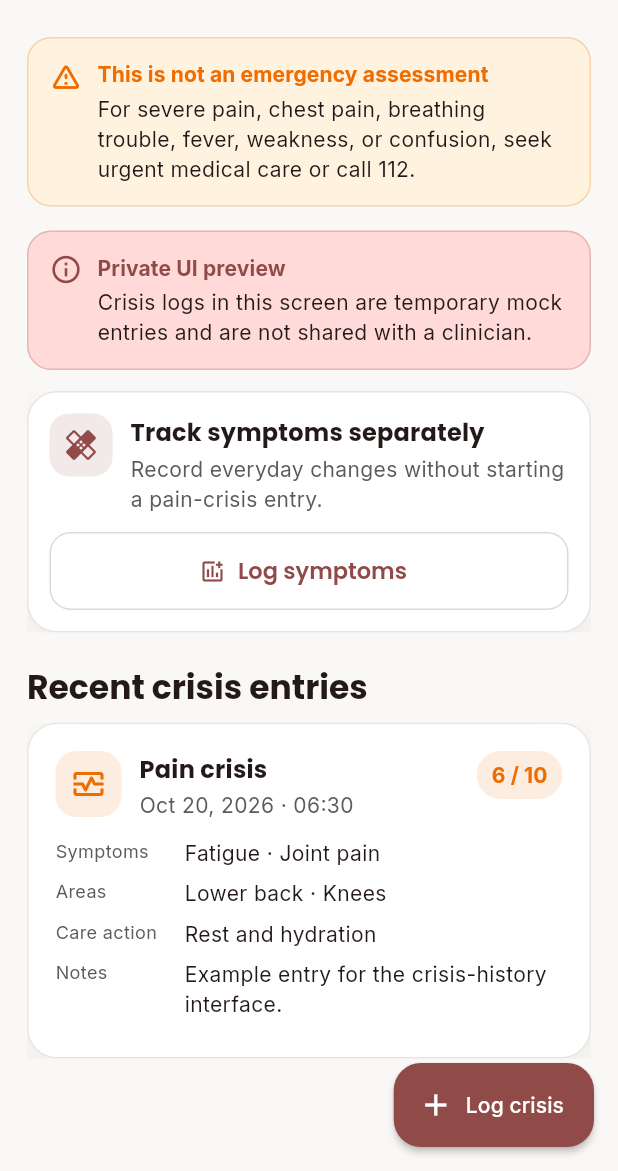
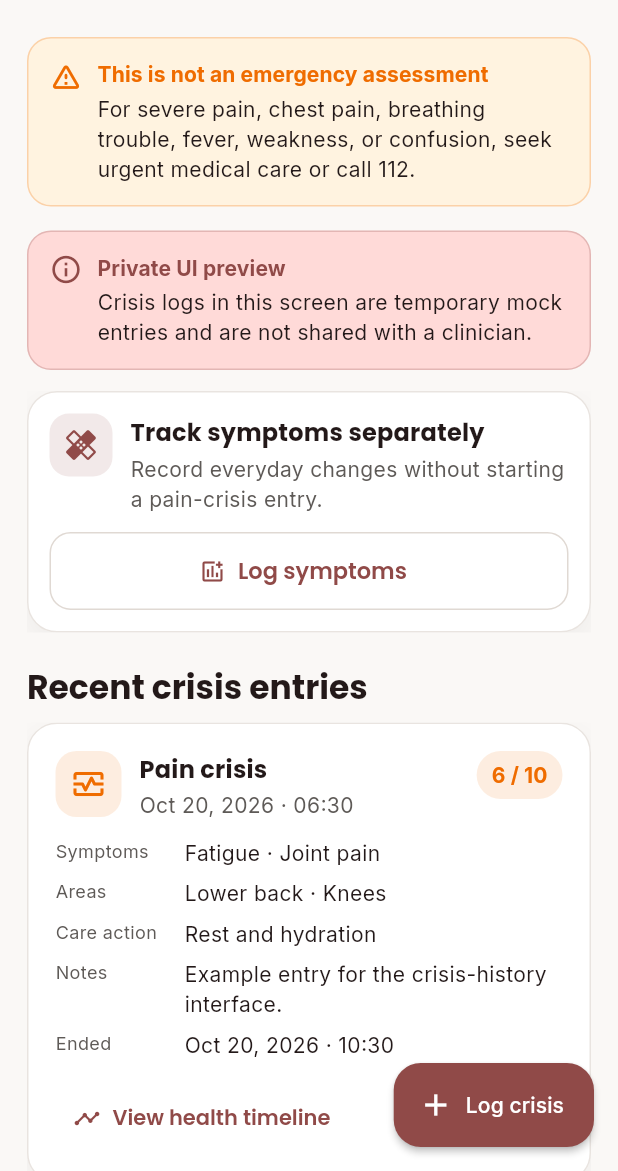
Before and after one commit to NgwinaQuinstarics/sicklecare-mobile, a Flutter app: the CrisisTrackingScreen screen opened directly, on a phone screen of 412 x 824 dp, the part 65-1236 px from its top. Run offline on Flutter 3.47's test engine with Material 3 defaults, Android fonts, the phone set to English and light mode, and no system bars; our stand-ins replace animate_do, awesome_notifications, cloud_firestore, cloud_functions, firebase_auth, firebase_core and 12 more; missing offline and left inert: firebase_app_check; accounts and stored records are empty.

Commit message:
fix: keep crisis timeline navigation responsive

```diff
--- a/sicklecare_app/lib/screens/care/crisis_tracking_screen.dart
+++ b/sicklecare_app/lib/screens/care/crisis_tracking_screen.dart
@@ -7,6 +7,7 @@ import '../../widgets/empty_state.dart';
 import '../../widgets/section_card.dart';
 import '../../widgets/status_banner.dart';
 import 'emergency_information_screen.dart';
+import 'health_timeline_screen.dart';
 
 /// A non-diagnostic pain-crisis journal that stores entries in memory only.
 class CrisisTrackingScreen extends StatelessWidget {
@@ -241,6 +242,11 @@ class _CrisisCard extends StatelessWidget {
             _CrisisRow(label: 'Care action', value: crisis.actionTaken),
           if (crisis.notes.isNotEmpty)
             _CrisisRow(label: 'Notes', value: crisis.notes),
+          if (crisis.endedAt != null)
+            _CrisisRow(
+              label: 'Ended',
+              value: _formatDateTime(crisis.endedAt!),
+            ),
           if (crisis.requiresMedicalAttention) ...[
             const SizedBox(height: 8),
             StatusBanner(
@@ -269,18 +275,20 @@ class _CrisisCard extends StatelessWidget {
           if (crisis.isOngoing) ...[
             const SizedBox(height: 14),
             OutlinedButton.icon(
-              onPressed: () {
-                care.endPainCrisis(crisis.id, DateTime.now());
-                ScaffoldMessenger.of(context).showSnackBar(
-                  const SnackBar(
-                    content: Text(
-                      'Crisis marked as ended and added to your local timeline.',
-                    ),
-                  ),
-                );
-              },
+              onPressed: () => care.endPainCrisis(crisis.id, DateTime.now()),
               icon: const Icon(Icons.check_circle_outline),
               label: const Text('Mark as ended'),
+            ),
+          ] else ...[
+            const SizedBox(height: 8),
+            TextButton.icon(
+              onPressed: () => Navigator.of(context).push(
+                MaterialPageRoute<void>(
+                  builder: (_) => const HealthTimelineScreen(),
+                ),
+              ),
+              icon: const Icon(Icons.timeline_outlined),
+              label: const Text('View health timeline'),
             ),
           ],
         ],
```
Also changed, not shown: 1 other file.
